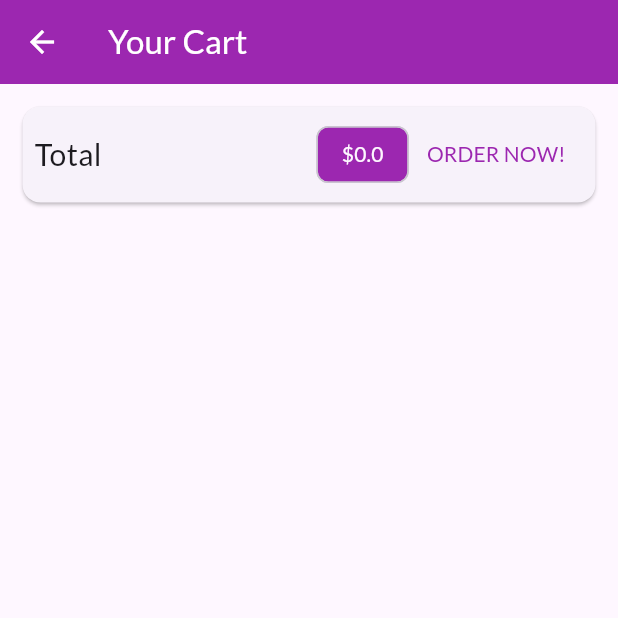
After one commit to AyushSingh4321/shopApp, a Flutter app: the CartScreen screen opened by its route, on a phone screen of 412 x 824 dp, the top half of it. The commit adds this screen. Run offline on Flutter 3.47's test engine with Material 3 defaults, Android fonts, the phone set to English and light mode, and no system bars; network calls fail.

Commit message:
cartWithSwipeDelete

```diff
--- a/lib/main.dart
+++ b/lib/main.dart
@@ -1,5 +1,6 @@
 import 'package:flutter/material.dart';
 import 'package:provider/provider.dart';
+import './screens/cart_screen.dart';
 import './providers/cart.dart';
 import './screens/products_overview_screen.dart';
 import './screens/product_detail_screen.dart';
@@ -35,6 +36,7 @@ class MyApp extends StatelessWidget {
         home: ProductsOverviewScreen(),
         routes: {
           ProductDetailScreen.routeName: (ctx) => ProductDetailScreen(),
+          CartScreen.routeName: (ctx)=> CartScreen(),
         },
       ),
     );
--- a/lib/providers/cart.dart
+++ b/lib/providers/cart.dart
@@ -15,13 +15,21 @@ class CartItem {
 }
 
 class Cart with ChangeNotifier {
-  late Map<String, CartItem> _items = {};
+  Map<String, CartItem> _items = {};
   Map<String, CartItem> get items {
     return {..._items};
   }
 
   int get itemCount {
     return _items.length;
+  }
+
+  double get totalAmount {
+    var total = 0.0;
+    _items.forEach((key, cartItem) {
+      total += cartItem.price * cartItem.quantity;
+    });
+    return total;
   }
 
   void addItem(String productId, double price, String title) {
@@ -49,4 +57,9 @@ class Cart with ChangeNotifier {
     }
     notifyListeners();
   }
+
+  void removeItem(String productId) {
+    _items.remove(productId);
+    notifyListeners();
+  }
 }
--- /dev/null
+++ b/lib/screens/cart_screen.dart
@@ -0,0 +1,68 @@
+import 'package:flutter/material.dart';
+import 'package:provider/provider.dart';
+import '../providers/cart.dart' show Cart;
+import '../widgets/cart_item.dart'; // as ci;
+
+class CartScreen extends StatelessWidget {
+  static const routeName = '/cart';
+  @override
+  Widget build(BuildContext context) {
+    final cart = Provider.of<Cart>(context);
+    return Scaffold(
+      appBar: AppBar(
+        title: Text('Your Cart'),
+      ),
+      body: Column(
+        children: <Widget>[
+          Card(
+            margin: EdgeInsets.all(15),
+            child: Padding(
+              padding: EdgeInsets.all(8),
+              child: Row(
+                children: <Widget>[
+                  Text(
+                    'Total',
+                    style: TextStyle(fontSize: 20),
+                  ),
+                  Spacer(),
+                  Chip(
+                    label: Text(
+                      '\$${cart.totalAmount}',
+                      style: TextStyle(
+                          color: Theme.of(context)
+                              .primaryTextTheme
+                              .titleLarge!
+                              .color),
+                    ),
+                    backgroundColor: Theme.of(context).primaryColor,
+                  ),
+                  TextButton(
+                    child: Text(
+                      'ORDER NOW!',
+                      style: TextStyle(color: Theme.of(context).primaryColor),
+                    ),
+                    onPressed: () {},
+                  ),
+                ],
+              ),
+            ),
+          ),
+          SizedBox(
+            height: 10,
+          ),
+          Expanded(
+            child: ListView.builder(
+              itemCount: cart.itemCount,
+              itemBuilder: ((ctx, i) => CartItem(
+                  cart.items.values.toList()[i].id,
+                  cart.items.keys.toList()[i],
+                  cart.items.values.toList()[i].price,
+                  cart.items.values.toList()[i].quantity,
+                  cart.items.values.toList()[i].title)),
+            ),
+          ),
+        ],
+      ),
+    );
+  }
+}
```
Also changed, not shown: lib/screens/products_overview_screen.dart (+6 -3 lines), lib/widgets/cart_item.dart (added, +109 -0 lines).
